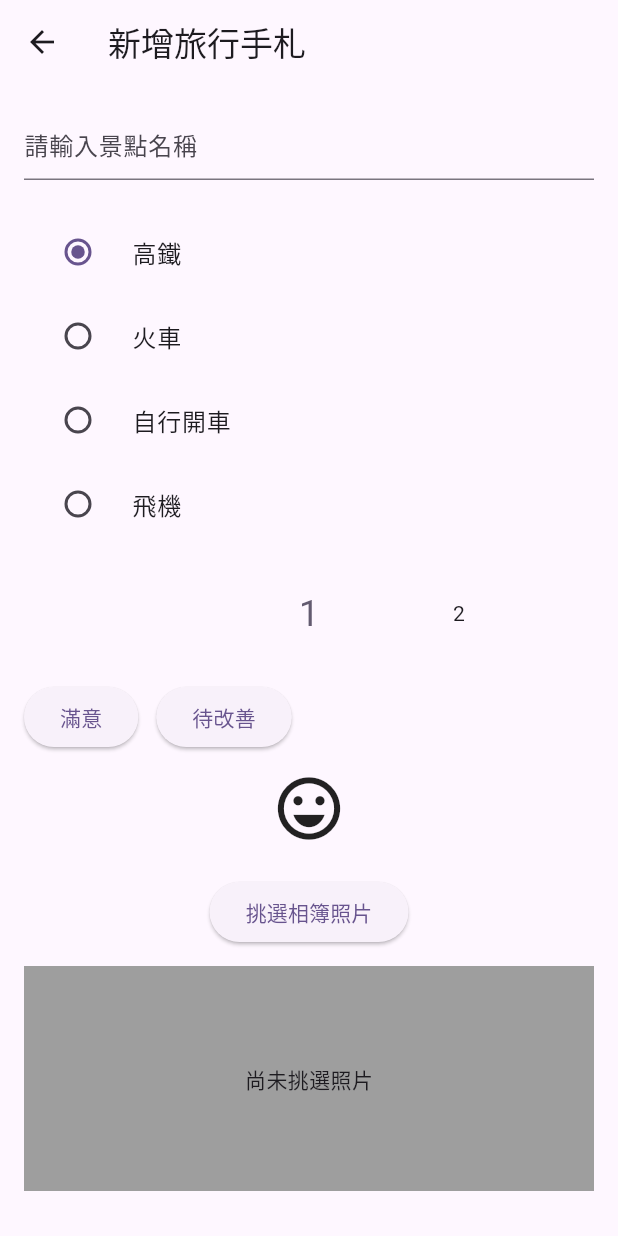
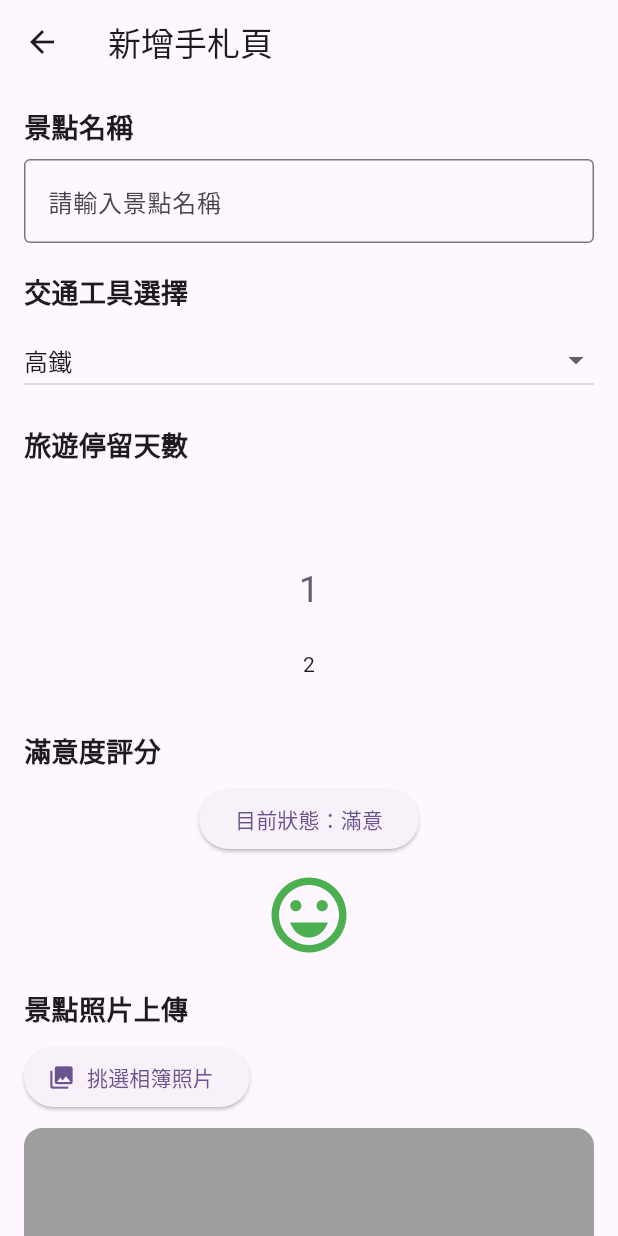
Before and after one commit to kukero8688-jpg/Flutter, a Flutter app: the HomePage screen opened directly, after a tap on the "add" icon, on a phone screen of 412 x 824 dp. Run offline on Flutter 3.47's test engine with Material 3 defaults, Android fonts, the phone set to English and light mode, and no system bars; drawn by our look-alikes of numberpicker; our stand-ins replace fluttertoast, image_picker, photo_view.

Commit message:
1106-4完成

```diff
--- a/lib/1106-Order.dart
+++ b/lib/1106-Order.dart
@@ -1,6 +1,6 @@
 import 'package:flutter/material.dart';
-import 'package:flutter_app_1/20261106_OrderSelectMainCourse.dart';
-import 'package:flutter_app_1/20261106_OrderSelectDrink.dart';
+import 'package:flutter_appl_1/1106-OrderSelectMainCourse.dart';
+import 'package:flutter_appl_1/1106-OrderSelectDrink.dart';
 void main() {
   runApp(const MyApp());
 }
--- a/lib/1106-OrderSelectDrink.dart
+++ b/lib/1106-OrderSelectDrink.dart
@@ -1,5 +1,5 @@
 import 'package:flutter/material.dart';
-import 'package:flutter_app_1/1106-OrderData.dart';
+import 'package:flutter_appl_1/1106-OrderData.dart';
 
 class SelectDrink extends StatelessWidget {
   SelectDrink({super.key});
--- a/lib/1106-OrderSelectMainCourse.dart
+++ b/lib/1106-OrderSelectMainCourse.dart
@@ -1,5 +1,5 @@
 import 'package:flutter/material.dart';
-import 'package:flutter_app_1/1106-OrderData.dart';
+import 'package:flutter_appl_1/1106-OrderData.dart';
 
 class SelectMainCourse extends StatelessWidget {
   SelectMainCourse({super.key});
--- a/lib/1106-練習.dart
+++ b/lib/1106-練習.dart
@@ -3,23 +3,6 @@ import 'dart:io';
 import 'package:flutter/material.dart';
 import 'package:image_picker/image_picker.dart';
 import 'package:numberpicker/numberpicker.dart';
-
-void main() {
-  runApp(const MyApp());
-}
-
-class MyApp extends StatelessWidget {
-  const MyApp({super.key});
-
-  @override
-  Widget build(BuildContext context) {
-    return MaterialApp(
-      title: '旅行手札 App',
-      theme: ThemeData(primarySwatch: Colors.blue, useMaterial3: true),
-      home: const HomePage(),
-    );
-  }
-}
 
 class TravelItem {
   final String title;
@@ -37,28 +20,61 @@ class TravelItem {
   });
 }
 
-final ValueNotifier<List<TravelItem>> travelListNotifier =
-    ValueNotifier<List<TravelItem>>([]);
+void main() {
+  runApp(const MyApp());
+}
 
-class HomePage extends StatelessWidget {
+class MyApp extends StatelessWidget {
+  const MyApp({super.key});
+
+  @override
+  Widget build(BuildContext context) {
+    return MaterialApp(
+      title: '旅行日記手札',
+      debugShowCheckedModeBanner: false,
+      theme: ThemeData(primarySwatch: Colors.blue),
+      home: const HomePage(),
+    );
+  }
+}
+
+class HomePage extends StatefulWidget {
   const HomePage({super.key});
+
+  @override
+  State<HomePage> createState() => _HomePageState();
+}
+
+class _HomePageState extends State<HomePage> {
+  final ValueNotifier<List<TravelItem>> travelListNotifier = ValueNotifier([
+    TravelItem(
+      title: '淡水老街',
+      transport: '捷運',
+      days: 1,
+      imagePath: null,
+      isSatisfied: true,
+    ),
+  ]);
+
+  @override
+  void dispose() {
+    travelListNotifier.dispose();
+    super.dispose();
+  }
 
   Future<void> _navigateAndAdd(BuildContext context) async {
     final newItem = await Navigator.push<TravelItem>(
       context,
       PageRouteBuilder(
+        transitionDuration: const Duration(milliseconds: 300),
         pageBuilder: (context, animation, secondaryAnimation) =>
             const AddLogPage(),
         transitionsBuilder: (context, animation, secondaryAnimation, child) {
-          return SlideTransition(
-            position: animation.drive(
-              Tween(
-                begin: const Offset(0.0, 1.0),
+          final offsetAnimation = Tween<Offset>(
+            begin: const Offset(1, 0),
             end: Offset.zero,
-              ).chain(CurveTween(curve: Curves.easeInOut)),
-            ),
-            child: FadeTransition(opacity: animation, child: child),
-          );
+          ).animate(animation);
+          return SlideTransition(position: offsetAnimation, child: child);
         },
       ),
     );
@@ -70,6 +86,28 @@ class HomePage extends StatelessWidget {
     }
   }
 
+  void _sortList() {
+    final currentList = List<TravelItem>.from(travelListNotifier.value);
+    currentList.sort((a, b) {
+      if (a.isSatisfied == b.isSatisfied) return 0;
+      return a.isSatisfied ? -1 : 1;
+    });
+    travelListNotifier.value = currentList;
+  }
+
+  void _clearAll() {
+    travelListNotifier.value = [];
+  }
+
+  void _removeItem(int index) {
+    final currentList = List<TravelItem>.from(travelListNotifier.value);
+    currentList.removeAt(index);
+    travelListNotifier.value = currentList;
+    ScaffoldMessenger.of(context).showSnackBar(
+      const SnackBar(content: Text('已刪除該筆日記'), duration: Duration(seconds: 2)),
+    );
+  }
+
   @override
   Widget build(BuildContext context) {
     return Scaffold(
@@ -78,21 +116,15 @@ class HomePage extends StatelessWidget {
         actions: [
           PopupMenuButton<String>(
             onSelected: (value) {
-              final currentList = List<TravelItem>.from(
-                travelListNotifier.value,
-              );
               if (value == 'sort') {
-                currentList.sort(
-                  (a, b) =>
-                      (b.isSatisfied ? 1 : 0).compareTo(a.isSatisfied ? 1 : 0),
-                );
-                travelListNotifier.value = currentList;
+                _sortList();
               } else if (value == 'clear') {
-                travelListNotifier.value = [];
+                _clearAll();
               }
             },
-            itemBuilder: (BuildContext context) => [
+            itemBuilder: (context) => [
               const PopupMenuItem(value: 'sort', child: Text('依評分排序')),
+              const PopupMenuDivider(),
               const PopupMenuItem(value: 'clear', child: Text('清除全部')),
             ],
           ),
@@ -100,35 +132,38 @@ class HomePage extends StatelessWidget {
       ),
       body: ValueListenableBuilder<List<TravelItem>>(
         valueListenable: travelListNotifier,
-        builder: (context, list, child) {
+        builder: (context, items, _) {
+          if (items.isEmpty) {
+            return const Center(
+              child: Text('尚無旅行紀錄，請點擊下方按鈕新增！', style: TextStyle(fontSize: 18)),
+            );
+          }
           return ListView.separated(
-            itemCount: list.length,
-            separatorBuilder: (context, index) => const Divider(height: 1),
+            itemCount: items.length,
+            separatorBuilder: (context, index) => const Divider(),
             itemBuilder: (context, index) {
-              final item = list[index];
+              final item = items[index];
               return ListTile(
                 leading: CircleAvatar(
                   backgroundImage: item.imagePath != null
                       ? FileImage(File(item.imagePath!))
                       : null,
                   child: item.imagePath == null
-                      ? const Icon(Icons.landscape)
+                      ? const Icon(Icons.place)
                       : null,
                 ),
-                title: Text(item.title),
+                title: Text(
+                  item.title,
+                  style: const TextStyle(
+                    fontSize: 18,
+                    fontWeight: FontWeight.bold,
+                  ),
+                ),
                 subtitle: Text(
-                  '${item.transport} ｜ ${item.days} 天 ｜ ${item.isSatisfied ? "滿意" : "待改善"}',
+                  '${item.transport} ｜ ${item.days} 天 ｜ ${item.isSatisfied ? "★ 滿意" : "☆ 待改善"}',
                 ),
-                trailing: const Icon(Icons.chevron_right),
-                onLongPress: () {
-                  final currentList = List<TravelItem>.from(
-                    travelListNotifier.value,
-                  );
-                  currentList.removeAt(index);
-                  travelListNotifier.value = currentList;
-                  ScaffoldMessenger.of(context)
-                      .showSnackBar(const SnackBar(content: Text('已刪除該筆日記')));
-                },
+                trailing: const Icon(Icons.arrow_forward_ios),
+                onLongPress: () => _removeItem(index),
               );
             },
           );
@@ -151,22 +186,13 @@ class AddLogPage extends StatefulWidget {
 
 class _AddLogPageState extends State<AddLogPage> {
   final TextEditingController _titleController = TextEditingController();
-  final ValueNotifier<String> _transportNotifier = ValueNotifier<String>('高鐵');
-  final ValueNotifier<int> _daysNotifier = ValueNotifier<int>(1);
-  final ValueNotifier<bool> _isSatisfiedNotifier = ValueNotifier<bool>(true);
-  final ValueNotifier<String?> _imagePathNotifier = ValueNotifier<String?>(
-    null,
-  );
-  final ImagePicker _picker = ImagePicker();
+  final ValueNotifier<String> _transportNotifier = ValueNotifier('高鐵');
+  final ValueNotifier<int> _daysNotifier = ValueNotifier(1);
+  final ValueNotifier<bool> _isSatisfiedNotifier = ValueNotifier(true);
+  final ValueNotifier<XFile?> _imageFileNotifier = ValueNotifier(null);
+  final ImagePicker _imagePicker = ImagePicker();
 
-  Future<void> _pickImage() async {
-    final XFile? pickedFile = await _picker.pickImage(
-      source: ImageSource.gallery,
-    );
-    if (pickedFile != null) {
-      _imagePathNotifier.value = pickedFile.path;
-    }
-  }
+  final List<String> _transportOptions = ['高鐵', '火車', '自行開車', '飛機'];
 
   @override
   void dispose() {
@@ -174,147 +200,206 @@ class _AddLogPageState extends State<AddLogPage> {
     _transportNotifier.dispose();
     _daysNotifier.dispose();
     _isSatisfiedNotifier.dispose();
-    _imagePathNotifier.dispose();
+    _imageFileNotifier.dispose();
     super.dispose();
+  }
+
+  Future<void> _pickImage() async {
+    final XFile? file = await _imagePicker.pickImage(
+      source: ImageSource.gallery,
+    );
+    if (file != null) {
+      _imageFileNotifier.value = file;
+    }
+  }
+
+  void _saveLog() {
+    final String title = _titleController.text.trim();
+    if (title.isEmpty) {
+      ScaffoldMessenger.of(context).showSnackBar(
+        const SnackBar(
+          content: Text('請輸入景點名稱'),
+          duration: Duration(seconds: 2),
+        ),
+      );
+      return;
+    }
+
+    final newItem = TravelItem(
+      title: title,
+      transport: _transportNotifier.value,
+      days: _daysNotifier.value,
+      imagePath: _imageFileNotifier.value?.path,
+      isSatisfied: _isSatisfiedNotifier.value,
+    );
+
+    Navigator.pop(context, newItem);
   }
 
   @override
   Widget build(BuildContext context) {
     return Scaffold(
-      appBar: AppBar(title: const Text('新增旅行手札')),
+      appBar: AppBar(title: const Text('新增手札頁')),
       body: SingleChildScrollView(
         padding: const EdgeInsets.all(16.0),
         child: Column(
           crossAxisAlignment: CrossAxisAlignment.start,
           children: [
+            const Text(
+              '景點名稱',
+              style: TextStyle(fontSize: 18, fontWeight: FontWeight.bold),
+            ),
+            const SizedBox(height: 8),
             TextField(
               controller: _titleController,
-              decoration: const InputDecoration(hintText: '請輸入景點名稱'),
+              decoration: const InputDecoration(
+                hintText: '請輸入景點名稱',
+                border: OutlineInputBorder(),
+              ),
             ),
             const SizedBox(height: 20),
+            const Text(
+              '交通工具選擇',
+              style: TextStyle(fontSize: 18, fontWeight: FontWeight.bold),
+            ),
+            const SizedBox(height: 8),
             ValueListenableBuilder<String>(
               valueListenable: _transportNotifier,
-              builder: (context, currentTransport, child) {
-                return Column(
-                  children: ['高鐵', '火車', '自行開車', '飛機'].map((type) {
-                    return RadioListTile<String>(
-                      title: Text(type),
-                      value: type,
-                      groupValue: currentTransport,
-                      onChanged: (value) {
-                        if (value != null) _transportNotifier.value = value;
-                      },
+              builder: (context, selectedTransport, _) {
+                return DropdownButton<String>(
+                  value: selectedTransport,
+                  isExpanded: true,
+                  items: _transportOptions.map((String transport) {
+                    return DropdownMenuItem<String>(
+                      value: transport,
+                      child: Text(
+                        transport,
+                        style: const TextStyle(fontSize: 16),
+                      ),
                     );
                   }).toList(),
+                  onChanged: (String? newValue) {
+                    if (newValue != null) {
+                      _transportNotifier.value = newValue;
+                    }
+                  },
                 );
               },
             ),
             const SizedBox(height: 20),
+            const Text(
+              '旅遊停留天數',
+              style: TextStyle(fontSize: 18, fontWeight: FontWeight.bold),
+            ),
+            const SizedBox(height: 8),
             Center(
               child: ValueListenableBuilder<int>(
                 valueListenable: _daysNotifier,
-                builder: (context, currentDays, child) {
+                builder: (context, days, _) {
                   return NumberPicker(
-                    value: currentDays,
+                    value: days,
                     minValue: 1,
                     maxValue: 30,
-                    axis: Axis.horizontal,
-                    onChanged: (value) => _daysNotifier.value = value,
+                    onChanged: (newValue) => _daysNotifier.value = newValue,
                   );
                 },
               ),
             ),
             const SizedBox(height: 20),
+            const Text(
+              '滿意度評分',
+              style: TextStyle(fontSize: 18, fontWeight: FontWeight.bold),
+            ),
+            const SizedBox(height: 8),
             ValueListenableBuilder<bool>(
               valueListenable: _isSatisfiedNotifier,
-              builder: (context, isSatisfied, child) {
+              builder: (context, isSatisfied, _) {
                 return Column(
                   children: [
-                    Row(
-                      children: [
                     ElevatedButton(
-                          onPressed: () => _isSatisfiedNotifier.value = true,
-                          child: const Text('滿意'),
+                      onPressed: () {
+                        _isSatisfiedNotifier.value =
+                            !_isSatisfiedNotifier.value;
+                      },
+                      child: Text(isSatisfied ? '目前狀態：滿意' : '目前狀態：待改善'),
                     ),
-                        const SizedBox(width: 12),
-                        ElevatedButton(
-                          onPressed: () => _isSatisfiedNotifier.value = false,
-                          child: const Text('待改善'),
-                        ),
-                      ],
-                    ),
-                    const SizedBox(height: 12),
+                    const SizedBox(height: 10),
                     AnimatedCrossFade(
-                      duration: const Duration(milliseconds: 300),
-                      firstChild: const Icon(
-                        Icons.sentiment_very_satisfied,
-                        size: 50,
-                      ),
-                      secondChild: const Icon(
-                        Icons.sentiment_dissatisfied,
-                        size: 50,
-                      ),
+                      duration: const Duration(seconds: 1),
                       crossFadeState: isSatisfied
                           ? CrossFadeState.showFirst
                           : CrossFadeState.showSecond,
+                      firstChild: Container(
+                        alignment: Alignment.center,
+                        child: const Icon(
+                          Icons.sentiment_very_satisfied,
+                          color: Colors.green,
+                          size: 60,
+                        ),
+                      ),
+                      secondChild: Container(
+                        alignment: Alignment.center,
+                        child: const Icon(
+                          Icons.sentiment_dissatisfied,
+                          color: Colors.red,
+                          size: 60,
+                        ),
+                      ),
                     ),
                   ],
                 );
               },
             ),
             const SizedBox(height: 20),
-            ValueListenableBuilder<String?>(
-              valueListenable: _imagePathNotifier,
-              builder: (context, path, child) {
-                return Column(
-                  children: [
-                    ElevatedButton(
+            const Text(
+              '景點照片上傳',
+              style: TextStyle(fontSize: 18, fontWeight: FontWeight.bold),
+            ),
+            const SizedBox(height: 8),
+            ElevatedButton.icon(
               onPressed: _pickImage,
-                      child: const Text('挑選相簿照片'),
+              icon: const Icon(Icons.photo_library),
+              label: const Text('挑選相簿照片'),
             ),
-                    const SizedBox(height: 12),
-                    path != null
-                        ? ClipRRect(
+            const SizedBox(height: 10),
+            ValueListenableBuilder<XFile?>(
+              valueListenable: _imageFileNotifier,
+              builder: (context, imageFile, _) {
+                if (imageFile != null) {
+                  return ClipRRect(
                     borderRadius: BorderRadius.circular(12),
                     child: Image.file(
-                              File(path),
-                              height: 150,
+                      File(imageFile.path),
+                      height: 180,
                       width: double.infinity,
                       fit: BoxFit.cover,
                     ),
-                          )
-                        : AnimatedContainer(
+                  );
+                } else {
+                  return AnimatedContainer(
                     duration: const Duration(milliseconds: 300),
-                            height: 150,
+                    height: 120,
                     width: double.infinity,
+                    decoration: BoxDecoration(
                       color: Colors.grey,
-                            child: const Center(child: Text('尚未挑選照片')),
+                      borderRadius: BorderRadius.circular(12),
                     ),
-                  ],
+                    alignment: Alignment.center,
+                    child: const Text(
+                      '尚未挑選照片',
+                      style: TextStyle(color: Colors.grey, fontSize: 16),
+                    ),
                   );
+                }
               },
             ),
             const SizedBox(height: 30),
             SizedBox(
               width: double.infinity,
+              height: 50,
               child: ElevatedButton(
-                onPressed: () {
-                  if (_titleController.text.trim().isEmpty) {
-                    ScaffoldMessenger.of(context)
-                        .showSnackBar(const SnackBar(content: Text('請輸入景點名稱')));
-                    return;
-                  }
-
-                  final result = TravelItem(
-                    title: _titleController.text.trim(),
-                    transport: _transportNotifier.value,
-                    days: _daysNotifier.value,
-                    imagePath: _imagePathNotifier.value,
-                    isSatisfied: _isSatisfiedNotifier.value,
-                  );
-                  Navigator.pop(context, result);
-                },
-                child: const Text('儲存日記'),
+                onPressed: _saveLog,
+                child: const Text('儲存日記', style: TextStyle(fontSize: 18)),
               ),
             ),
           ],
```
Lines whose indentation alone changed are shown as unchanged.
